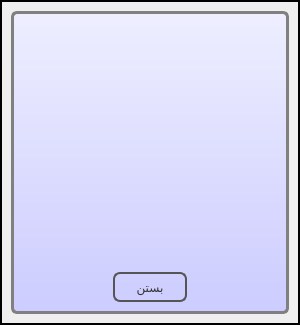
First picture: the form in checkversiondialog.ui, repository reza-rezvani2052/KetabYab, before the edit.
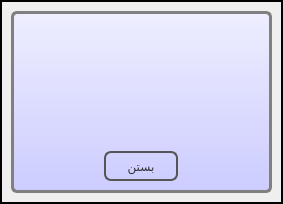
Second picture: the form after the edit. Icons and pictures are not drawn.

Patch:
```diff
--- a/checkversiondialog.ui
+++ b/checkversiondialog.ui
@@ -9,8 +9,8 @@
    <rect>
     <x>0</x>
     <y>0</y>
-    <width>300</width>
-    <height>325</height>
+    <width>283</width>
+    <height>204</height>
    </rect>
   </property>
   <property name="windowTitle">
@@ -51,7 +51,7 @@
 /* ------------------------------------- */
 QLabel {
 font-weight: bold;
-font-size: 15px;
+/*font-size: 15px;*/
 }
 /* ------------------------------------- */
 QLineEdit, QComboBox {
```
